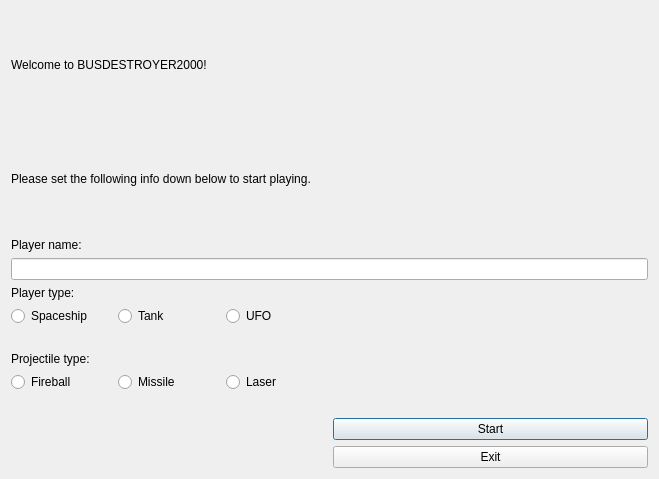
Qt form Game/mainmenudialog.ui (miikka0000/BusDestroyer2000-Game-with-Qt) before a commit.
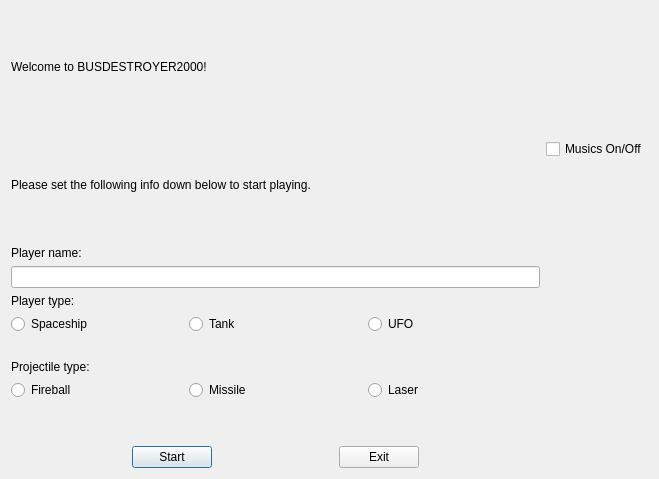
The same form after that commit. Icons and pictures are not drawn.

Commit message: musics on off checkbox lisätty aloitusdialogiin

```diff
--- a/Game/mainmenudialog.ui
+++ b/Game/mainmenudialog.ui
@@ -29,7 +29,7 @@
    <string>Main Menu</string>
   </property>
   <layout class="QGridLayout" name="gridLayout">
-   <item row="1" column="0" colspan="2">
+   <item row="0" column="0">
     <layout class="QVBoxLayout" name="verticalLayout_3">
      <item>
       <widget class="QLabel" name="infoLabel1">
@@ -82,25 +82,7 @@
      </item>
     </layout>
    </item>
-   <item row="6" column="1">
-    <layout class="QVBoxLayout" name="verticalLayout_7">
-     <item>
-      <widget class="QPushButton" name="startButton">
-       <property name="text">
-        <string>Start</string>
-       </property>
-      </widget>
-     </item>
-     <item>
-      <widget class="QPushButton" name="exitButton">
-       <property name="text">
-        <string>Exit</string>
-       </property>
-      </widget>
-     </item>
-    </layout>
-   </item>
-   <item row="3" column="0">
+   <item row="1" column="0">
     <layout class="QVBoxLayout" name="verticalLayout_4">
      <item>
       <layout class="QVBoxLayout" name="verticalLayout">
@@ -195,7 +177,7 @@
      </item>
     </layout>
    </item>
-   <item row="5" column="0">
+   <item row="2" column="0">
     <layout class="QVBoxLayout" name="verticalLayout_6">
      <item>
       <layout class="QVBoxLayout" name="verticalLayout_5">
@@ -278,7 +260,7 @@
      </item>
     </layout>
    </item>
-   <item row="6" column="0">
+   <item row="3" column="0">
     <widget class="QLabel" name="erronousInputLabel">
      <property name="styleSheet">
       <string notr="true">color : red </string>
@@ -288,6 +270,46 @@
      </property>
     </widget>
    </item>
+   <item row="4" column="0">
+    <layout class="QHBoxLayout" name="horizontalLayout_5">
+     <property name="spacing">
+      <number>6</number>
+     </property>
+     <item>
+      <widget class="QPushButton" name="startButton">
+       <property name="sizePolicy">
+        <sizepolicy hsizetype="Fixed" vsizetype="Fixed">
+         <horstretch>0</horstretch>
+         <verstretch>0</verstretch>
+        </sizepolicy>
+       </property>
+       <property name="text">
+        <string>Start</string>
+       </property>
+      </widget>
+     </item>
+     <item>
+      <widget class="QPushButton" name="exitButton">
+       <property name="sizePolicy">
+        <sizepolicy hsizetype="Fixed" vsizetype="Fixed">
+         <horstretch>0</horstretch>
+         <verstretch>0</verstretch>
+        </sizepolicy>
+       </property>
+       <property name="text">
+        <string>Exit</string>
+       </property>
+      </widget>
+     </item>
+    </layout>
+   </item>
+   <item row="0" column="1">
+    <widget class="QCheckBox" name="musicsOn">
+     <property name="text">
+      <string>Musics On/Off</string>
+     </property>
+    </widget>
+   </item>
   </layout>
  </widget>
  <resources>
```
The commit also changes 7 other files.
